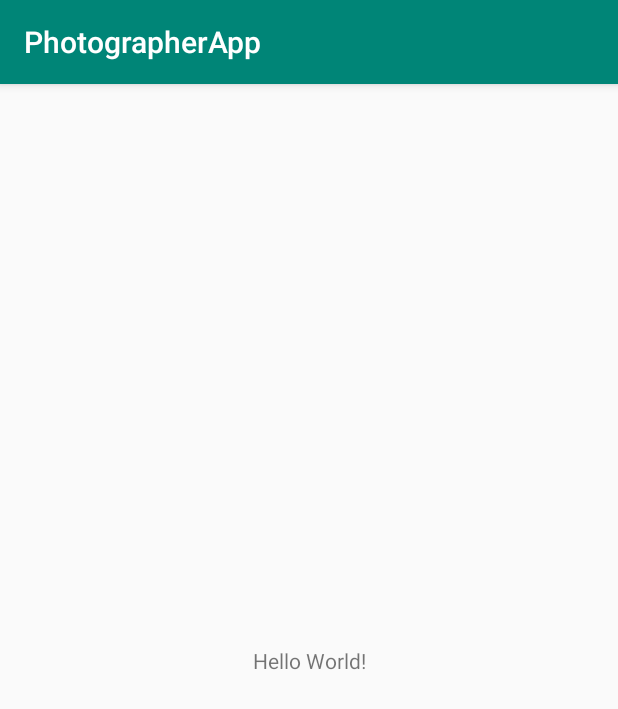
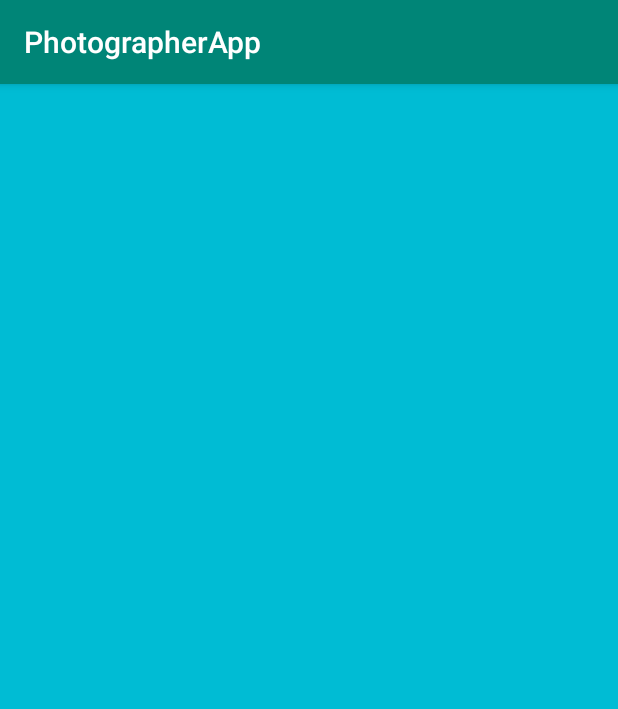
Before and after one commit to dbc2201/PhotographerApp, an Android app: the screen it shows after launch (MainActivity), on a phone screen of 412 x 824 dp. Shown: the top 709 px of the screen. Run offline under Robolectric (Android 15) with nearby library versions, the phone set to English and light mode, and no system bars.

Commit message:
change bg color for first activity

```diff
--- a/app/build.gradle
+++ b/app/build.gradle
@@ -1,12 +1,12 @@
 apply plugin: 'com.android.application'
 
 android {
-    compileSdkVersion 28
+    compileSdkVersion 29
     buildToolsVersion "29.0.2"
     defaultConfig {
         applicationId "in.ac.gla.miniProject.Photographer"
         minSdkVersion 21
-        targetSdkVersion 28
+        targetSdkVersion 29
         versionCode 1
         versionName "1.0"
         testInstrumentationRunner "androidx.test.runner.AndroidJUnitRunner"
--- a/app/src/main/res/layout/activity_main.xml
+++ b/app/src/main/res/layout/activity_main.xml
@@ -4,15 +4,5 @@
     xmlns:tools="http://schemas.android.com/tools"
     android:layout_width="match_parent"
     android:layout_height="match_parent"
-    tools:context=".MainActivity">
-
-    <TextView
-        android:layout_width="wrap_content"
-        android:layout_height="wrap_content"
-        android:text="Hello World!"
-        app:layout_constraintBottom_toBottomOf="parent"
-        app:layout_constraintLeft_toLeftOf="parent"
-        app:layout_constraintRight_toRightOf="parent"
-        app:layout_constraintTop_toTopOf="parent" />
-
-</androidx.constraintlayout.widget.ConstraintLayout>
+    android:background="#00BCD4"
+    tools:context=".MainActivity" />
--- a/build.gradle
+++ b/build.gradle
@@ -7,7 +7,7 @@ buildscript {
 
     }
     dependencies {
-        classpath 'com.android.tools.build:gradle:3.5.0'
+        classpath 'com.android.tools.build:gradle:3.5.1'
 
         // NOTE: Do not place your application dependencies here; they belong
         // in the individual module build.gradle files
```
